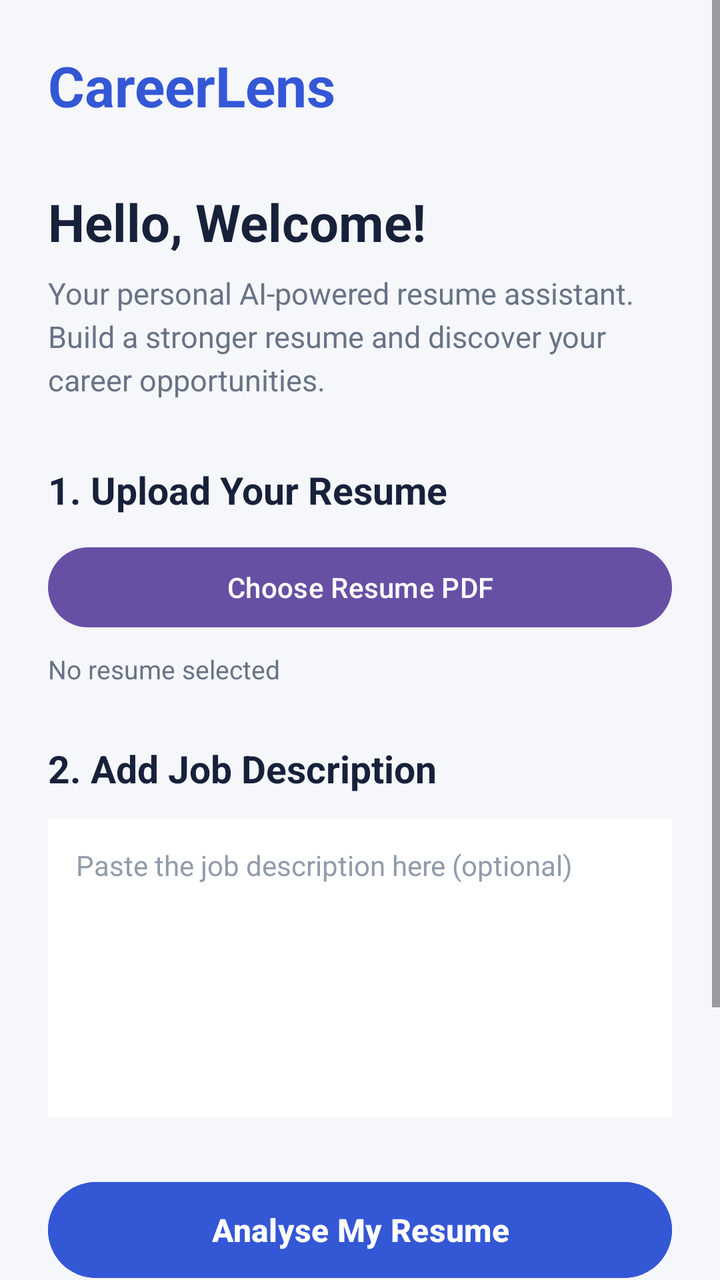
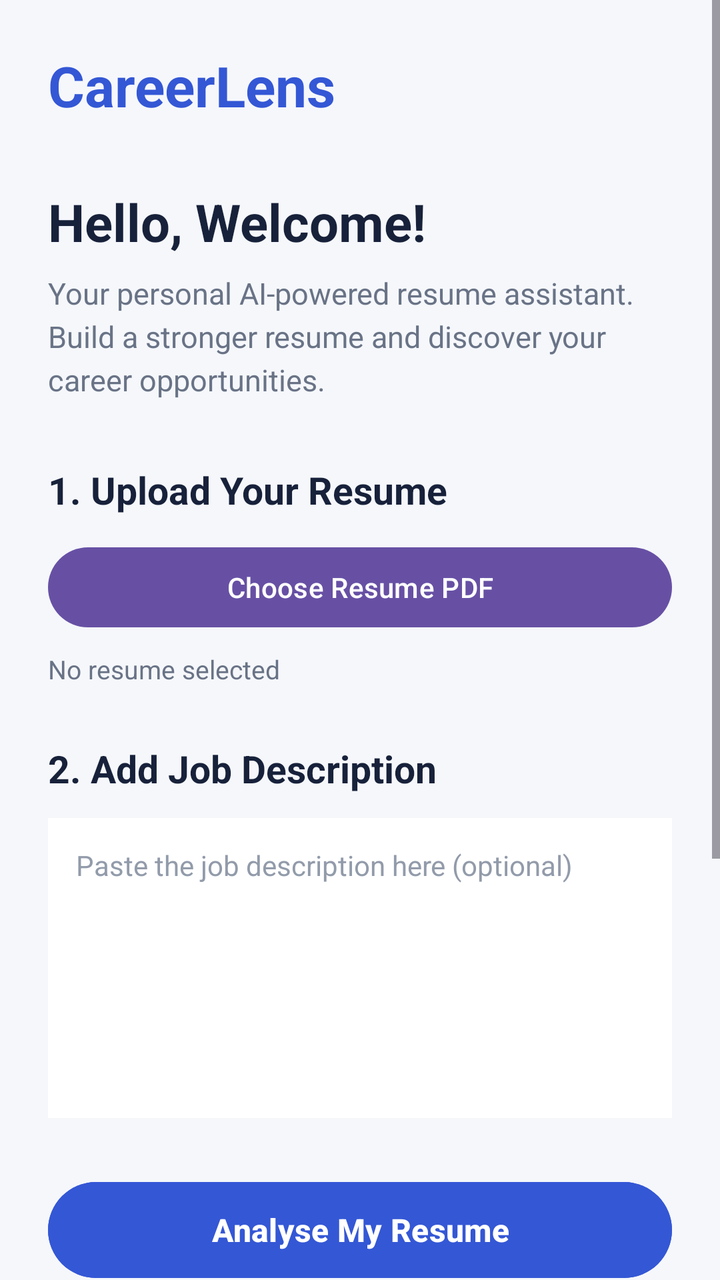

Compare the two renders of this Android layout. The source of the first and the diff that turns it into the second are given below.
<!-- AndroidManifest.xml: application theme Theme.CareerLens -->
<!-- res/layout/activity_main.xml -->
<ScrollView xmlns:android="http://schemas.android.com/apk/res/android"
    android:id="@+id/main"
    android:layout_width="match_parent"
    android:layout_height="match_parent"
    android:background="#F5F7FB"
    android:fillViewport="true">

    <LinearLayout
        android:layout_width="match_parent"
        android:layout_height="wrap_content"
        android:orientation="vertical"
        android:padding="24dp">

        
        <TextView
            android:layout_width="wrap_content"
            android:layout_height="wrap_content"
            android:text="CareerLens"
            android:textColor="#3457D5"
            android:textSize="28sp"
            android:textStyle="bold" />

        <TextView
            android:layout_width="wrap_content"
            android:layout_height="wrap_content"
            android:layout_marginTop="32dp"
            android:text="Hello, Welcome!"
            android:textColor="#17213A"
            android:textSize="26sp"
            android:textStyle="bold" />

        <TextView
            android:layout_width="match_parent"
            android:layout_height="wrap_content"
            android:layout_marginTop="8dp"
            android:text="Your personal AI-powered resume assistant. Build a stronger resume and discover your career opportunities."
            android:textColor="#697386"
            android:textSize="15sp"
            android:lineSpacingExtra="4dp" />

        
        <TextView
            android:layout_width="wrap_content"
            android:layout_height="wrap_content"
            android:layout_marginTop="32dp"
            android:text="1. Upload Your Resume"
            android:textColor="#17213A"
            android:textSize="19sp"
            android:textStyle="bold" />

        <Button
            android:id="@+id/btnUploadResume"
            android:layout_width="match_parent"
            android:layout_height="wrap_content"
            android:layout_marginTop="12dp"
            android:text="Choose Resume PDF"
            android:textAllCaps="false" />

        <TextView
            android:id="@+id/tvResumeStatus"
            android:layout_width="match_parent"
            android:layout_height="wrap_content"
            android:layout_marginTop="8dp"
            android:text="No resume selected"
            android:textColor="#697386"
            android:textSize="13sp" />

        
        <TextView
            android:layout_width="wrap_content"
            android:layout_height="wrap_content"
            android:layout_marginTop="28dp"
            android:text="2. Add Job Description"
            android:textColor="#17213A"
            android:textSize="19sp"
            android:textStyle="bold" />

        <EditText
            android:id="@+id/etJobDescription"
            android:layout_width="match_parent"
            android:layout_height="150dp"
            android:layout_marginTop="12dp"
            android:background="#FFFFFF"
            android:gravity="top|start"
            android:hint="Paste the job description here (optional)"
            android:inputType="textMultiLine|textCapSentences"
            android:padding="14dp"
            android:textColor="#17213A"
            android:textColorHint="#929BAA"
            android:textSize="14sp" />

        
        <Button
            android:id="@+id/btnAnalyze"
            android:layout_width="match_parent"
            android:layout_height="56dp"
            android:layout_marginTop="28dp"
            android:backgroundTint="#3457D5"
            android:text="Analyse My Resume"
            android:textAllCaps="false"
            android:textColor="#FFFFFF"
            android:textSize="16sp"
            android:textStyle="bold" />

        
        <TextView
            android:layout_width="wrap_content"
            android:layout_height="wrap_content"
            android:layout_marginTop="36dp"
            android:text="Previous Analyses"
            android:textColor="#17213A"
            android:textSize="20sp"
            android:textStyle="bold" />

        <TextView
            android:id="@+id/tvHistory"
            android:layout_width="match_parent"
            android:layout_height="wrap_content"
            android:layout_marginTop="12dp"
            android:background="#FFFFFF"
            android:padding="18dp"
            android:text="Your saved resume analyses will appear here."
            android:textColor="#697386"
            android:textSize="14sp" />

    </LinearLayout>

</ScrollView>
<!-- resources referenced by this layout -->
<resources>
  <style name="Theme.CareerLens" parent="Base.Theme.CareerLens" />
  <style name="Base.Theme.CareerLens" parent="Theme.Material3.DayNight.NoActionBar">
          
          
      </style>
</resources>

<!-- the commit's change to res/layout/activity_main.xml (unified diff, before → after) -->
@@ -11,7 +11,6 @@
         android:orientation="vertical"
         android:padding="24dp">
 
-        
         <TextView
             android:layout_width="wrap_content"
             android:layout_height="wrap_content"
@@ -38,7 +37,6 @@
             android:textSize="15sp"
             android:lineSpacingExtra="4dp" />
 
-        
         <TextView
             android:layout_width="wrap_content"
             android:layout_height="wrap_content"
@@ -65,7 +63,6 @@
             android:textColor="#697386"
             android:textSize="13sp" />
 
-        
         <TextView
             android:layout_width="wrap_content"
             android:layout_height="wrap_content"
@@ -89,7 +86,6 @@
             android:textColorHint="#929BAA"
             android:textSize="14sp" />
 
-        
         <Button
             android:id="@+id/btnAnalyze"
             android:layout_width="match_parent"
@@ -102,7 +98,27 @@
             android:textSize="16sp"
             android:textStyle="bold" />
 
-        
+        <TextView
+            android:layout_width="wrap_content"
+            android:layout_height="wrap_content"
+            android:layout_marginTop="32dp"
+            android:text="3. Extracted Resume Text"
+            android:textColor="#17213A"
+            android:textSize="19sp"
+            android:textStyle="bold" />
+
+        <TextView
+            android:id="@+id/tvExtractedText"
+            android:layout_width="match_parent"
+            android:layout_height="wrap_content"
+            android:layout_marginTop="12dp"
+            android:background="#FFFFFF"
+            android:padding="16dp"
+            android:text="Your extracted resume content will appear here."
+            android:textColor="#17213A"
+            android:textSize="14sp"
+            android:lineSpacingExtra="4dp" />
+
         <TextView
             android:layout_width="wrap_content"
             android:layout_height="wrap_content"
